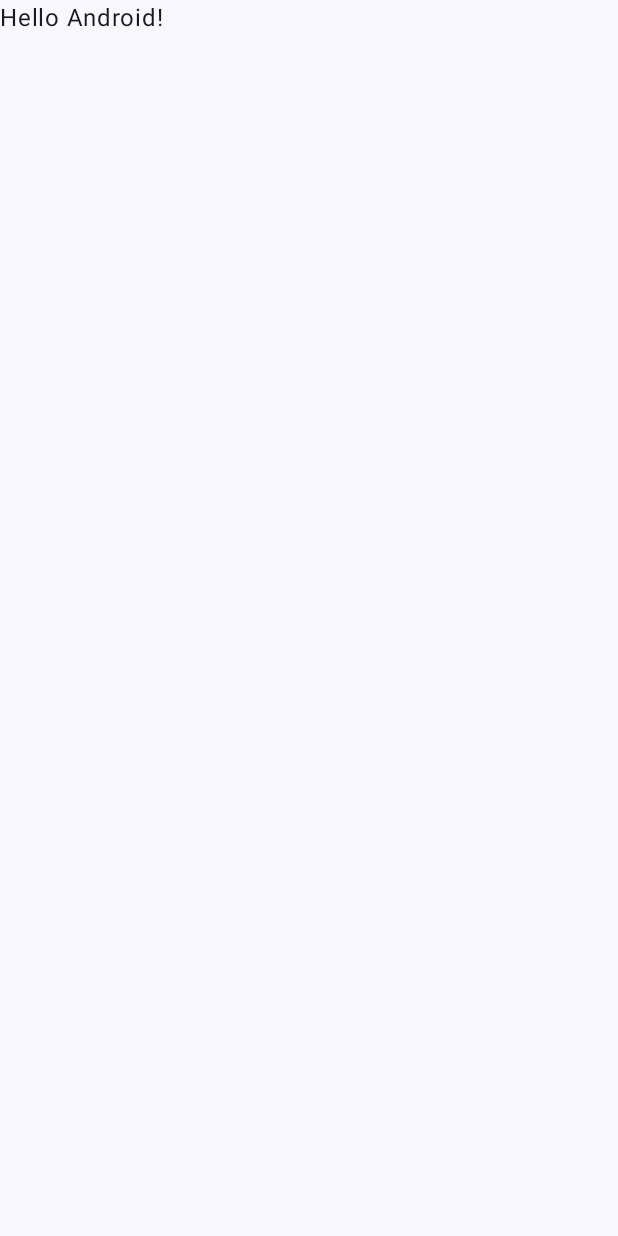
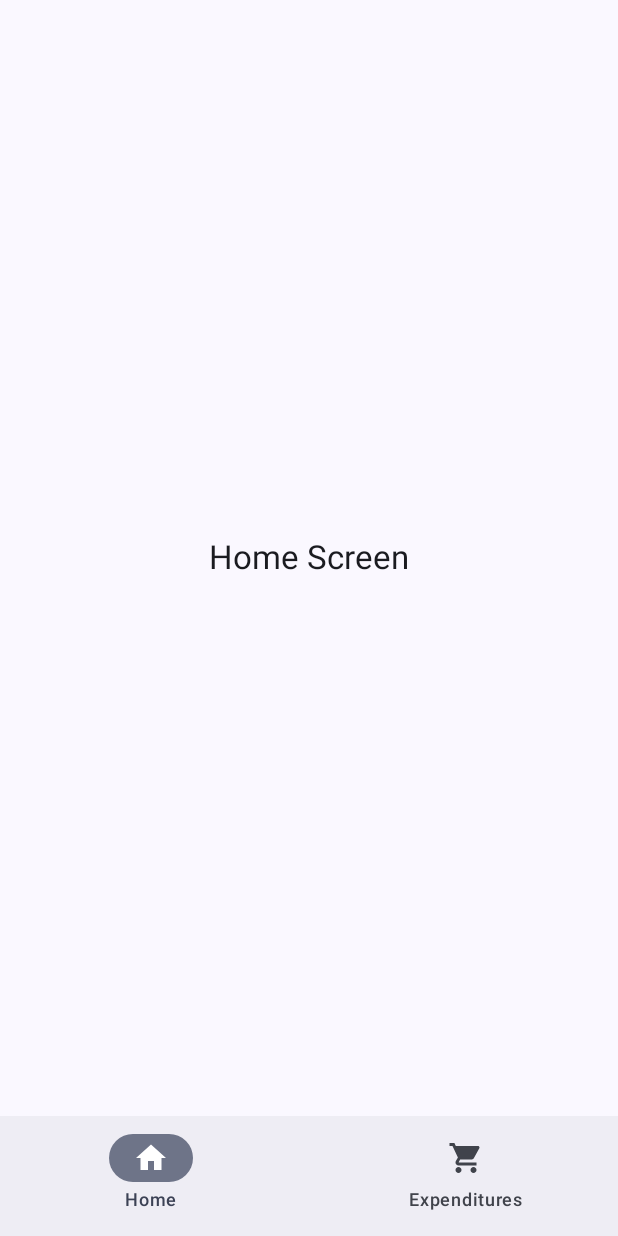
Before and after one commit to darlingson/expenditure-tracker, an Android app built with Jetpack Compose: the screen it shows after launch (MainActivity), on a phone screen of 412 x 824 dp. Before the commit the screen is almost empty. Run offline under Robolectric (Android 15) with nearby library versions, the phone set to English and light mode, and no system bars.

Commit message:
added the bottom navigation bar

```diff
--- a/app/build.gradle.kts
+++ b/app/build.gradle.kts
@@ -68,6 +68,7 @@ dependencies {
     debugImplementation("androidx.compose.ui:ui-tooling")
     debugImplementation("androidx.compose.ui:ui-test-manifest")
 
+    implementation ("androidx.navigation:navigation-compose:2.7.7")
     implementation ("com.google.mlkit:text-recognition:16.0.0")
     implementation("androidx.room:room-ktx:2.6.1")
     kapt("androidx.room:room-compiler:2.6.1")
--- /dev/null
+++ b/app/src/main/java/com/codeshinobi/expendituretracker/BottomNavBar.kt
@@ -0,0 +1,78 @@
+package com.codeshinobi.expendituretracker
+
+import androidx.compose.foundation.layout.fillMaxSize
+import androidx.compose.foundation.layout.padding
+import androidx.compose.material3.ExperimentalMaterial3Api
+import androidx.compose.material3.Icon
+import androidx.compose.material3.NavigationBar
+import androidx.compose.material3.NavigationBarItem
+import androidx.compose.material3.Scaffold
+import androidx.compose.material3.Text
+import androidx.compose.runtime.Composable
+import androidx.compose.runtime.getValue
+import androidx.compose.runtime.mutableStateOf
+import androidx.compose.runtime.remember
+import androidx.compose.runtime.setValue
+import androidx.compose.ui.Modifier
+import androidx.navigation.NavGraph.Companion.findStartDestination
+import androidx.navigation.compose.NavHost
+import androidx.navigation.compose.composable
+import androidx.navigation.compose.rememberNavController
+import com.codeshinobi.expendituretracker.screens.ExpendituresScreen
+import com.codeshinobi.expendituretracker.screens.HomeScreen
+
+@OptIn(ExperimentalMaterial3Api::class)
+@Composable
+fun BottomNavigationBar() {
+    var navigationSelectedItem by remember {
+        mutableStateOf(0)
+    }
+    val navController = rememberNavController()
+    Scaffold(
+        modifier = Modifier.fillMaxSize(),
+        bottomBar = {
+            NavigationBar {
+                BottomNavigationItem().bottomNavigationItems().forEachIndexed {index,navigationItem ->
+                    NavigationBarItem(
+                        selected = index == navigationSelectedItem,
+                        label = {
+                            Text(navigationItem.label)
+                        },
+                        icon = {
+                            Icon(
+                                navigationItem.icon,
+                                contentDescription = navigationItem.label
+                            )
+                        },
+                        onClick = {
+                            navigationSelectedItem = index
+                            navController.navigate(navigationItem.route) {
+                                popUpTo(navController.graph.findStartDestination().id) {
+                                    saveState = true
+                                }
+                                launchSingleTop = true
+                                restoreState = true
+                            }
+                        }
+                    )
+                }
+            }
+        }
+    ) {paddingValues ->
+        NavHost(
+            navController = navController,
+            startDestination = Screens.Home.route,
+            modifier = Modifier.padding(paddingValues = paddingValues)) {
+            composable(Screens.Home.route) {
+                HomeScreen(
+                    navController = navController
+                )
+            }
+            composable(Screens.Expenditures.route) {
+                ExpendituresScreen(
+                    navController = navController
+                )
+            }
+        }
+    }
+}
--- a/app/src/main/java/com/codeshinobi/expendituretracker/MainActivity.kt
+++ b/app/src/main/java/com/codeshinobi/expendituretracker/MainActivity.kt
@@ -22,7 +22,7 @@ class MainActivity : ComponentActivity() {
                     modifier = Modifier.fillMaxSize(),
                     color = MaterialTheme.colorScheme.background
                 ) {
-                    Greeting("Android")
+                    BottomNavigationBar()
                 }
             }
         }
--- /dev/null
+++ b/app/src/main/java/com/codeshinobi/expendituretracker/NavItems.kt
@@ -0,0 +1,29 @@
+package com.codeshinobi.expendituretracker
+
+import androidx.compose.material.icons.Icons
+import androidx.compose.material.icons.filled.Home
+import androidx.compose.material.icons.filled.ShoppingCart
+import androidx.compose.ui.graphics.vector.ImageVector
+
+data class BottomNavigationItem(
+    val label : String = "",
+    val icon : ImageVector = Icons.Filled.Home,
+    val route : String = ""
+) {
+
+    //function to get the list of bottomNavigationItems
+    fun bottomNavigationItems() : List<BottomNavigationItem> {
+        return listOf(
+            BottomNavigationItem(
+                label = "Home",
+                icon = Icons.Filled.Home,
+                route = Screens.Home.route
+            ),
+            BottomNavigationItem(
+                label = "Expenditures",
+                icon = Icons.Filled.ShoppingCart,
+                route = Screens.Expenditures.route
+            )
+        )
+    }
+}
--- /dev/null
+++ b/app/src/main/java/com/codeshinobi/expendituretracker/NavRoutes.kt
@@ -0,0 +1,6 @@
+package com.codeshinobi.expendituretracker
+
+sealed class Screens(val route : String) {
+    object Home : Screens("home_route")
+    object Expenditures : Screens("expenditures_route")
+}
--- /dev/null
+++ b/app/src/main/java/com/codeshinobi/expendituretracker/screens/ExpendituresScreen.kt
@@ -0,0 +1,50 @@
+package com.codeshinobi.expendituretracker.screens
+
+import androidx.compose.foundation.layout.Arrangement
+import androidx.compose.foundation.layout.Column
+import androidx.compose.foundation.layout.fillMaxSize
+import androidx.compose.foundation.layout.padding
+import androidx.compose.material3.MaterialTheme
+import androidx.compose.material3.Surface
+import androidx.compose.material3.Text
+import androidx.compose.runtime.Composable
+import androidx.compose.ui.Alignment
+import androidx.compose.ui.Modifier
+import androidx.compose.ui.unit.dp
+import androidx.navigation.NavController
+import com.codeshinobi.expendituretracker.ui.theme.ExpenditureTrackerTheme
+
+@Composable
+fun ExpendituresScreen(navController: NavController) {
+    ExpenditureTrackerTheme {
+        Surface(
+            modifier = Modifier.fillMaxSize(),
+            color = MaterialTheme.colorScheme.background
+        ) {
+            Column(
+                modifier = Modifier.fillMaxSize().padding(15.dp),
+                horizontalAlignment = Alignment.CenterHorizontally,
+                verticalArrangement = Arrangement.Center
+            ) {
+//                Box(
+//                    modifier = Modifier.fillMaxWidth()
+//                        .height(200.dp)
+//                        .padding(horizontal = 15.dp, vertical = 10.dp)
+//                        .clip(MaterialTheme.shapes.large)
+//                ) {
+//                    Image(
+//                        painter = painterResource(R.drawable.images),
+//                        contentDescription = "home_screen_bg",
+//                        contentScale = ContentScale.Crop,
+//                        modifier = Modifier.fillMaxSize()
+//                    )
+//                }
+                Text(
+                    "Expenditures Screen",
+                    style = MaterialTheme.typography.titleLarge,
+                    modifier = Modifier.padding(vertical = 20.dp)
+                )
+            }
+        }
+    }
+}
--- /dev/null
+++ b/app/src/main/java/com/codeshinobi/expendituretracker/screens/HomeScreen.kt
@@ -0,0 +1,58 @@
+package com.codeshinobi.expendituretracker.screens
+
+import androidx.compose.foundation.Image
+import androidx.compose.foundation.layout.Arrangement
+import androidx.compose.foundation.layout.Box
+import androidx.compose.foundation.layout.Column
+import androidx.compose.foundation.layout.fillMaxSize
+import androidx.compose.foundation.layout.fillMaxWidth
+import androidx.compose.foundation.layout.height
+import androidx.compose.foundation.layout.padding
+import androidx.compose.material3.MaterialTheme
+import androidx.compose.material3.Surface
+import androidx.compose.material3.Text
+import androidx.compose.runtime.Composable
+import androidx.compose.ui.Alignment
+import androidx.compose.ui.Modifier
+import androidx.compose.ui.draw.clip
+import androidx.compose.ui.layout.ContentScale
+import androidx.compose.ui.res.painterResource
+import androidx.compose.ui.unit.dp
+import androidx.navigation.NavController
+import com.codeshinobi.expendituretracker.R
+import com.codeshinobi.expendituretracker.ui.theme.ExpenditureTrackerTheme
+
+@Composable
+fun HomeScreen(navController: NavController) {
+    ExpenditureTrackerTheme {
+        Surface(
+            modifier = Modifier.fillMaxSize(),
+            color = MaterialTheme.colorScheme.background
+        ) {
+            Column(
+                modifier = Modifier.fillMaxSize().padding(15.dp),
+                horizontalAlignment = Alignment.CenterHorizontally,
+                verticalArrangement = Arrangement.Center
+            ) {
+//                Box(
+//                    modifier = Modifier.fillMaxWidth()
+//                        .height(200.dp)
+//                        .padding(horizontal = 15.dp, vertical = 10.dp)
+//                        .clip(MaterialTheme.shapes.large)
+//                ) {
+//                    Image(
+//                        painter = painterResource(R.drawable.images),
+//                        contentDescription = "home_screen_bg",
+//                        contentScale = ContentScale.Crop,
+//                        modifier = Modifier.fillMaxSize()
+//                    )
+//                }
+                Text(
+                    "Home Screen",
+                    style = MaterialTheme.typography.titleLarge,
+                    modifier = Modifier.padding(vertical = 20.dp)
+                )
+            }
+        }
+    }
+}
```
